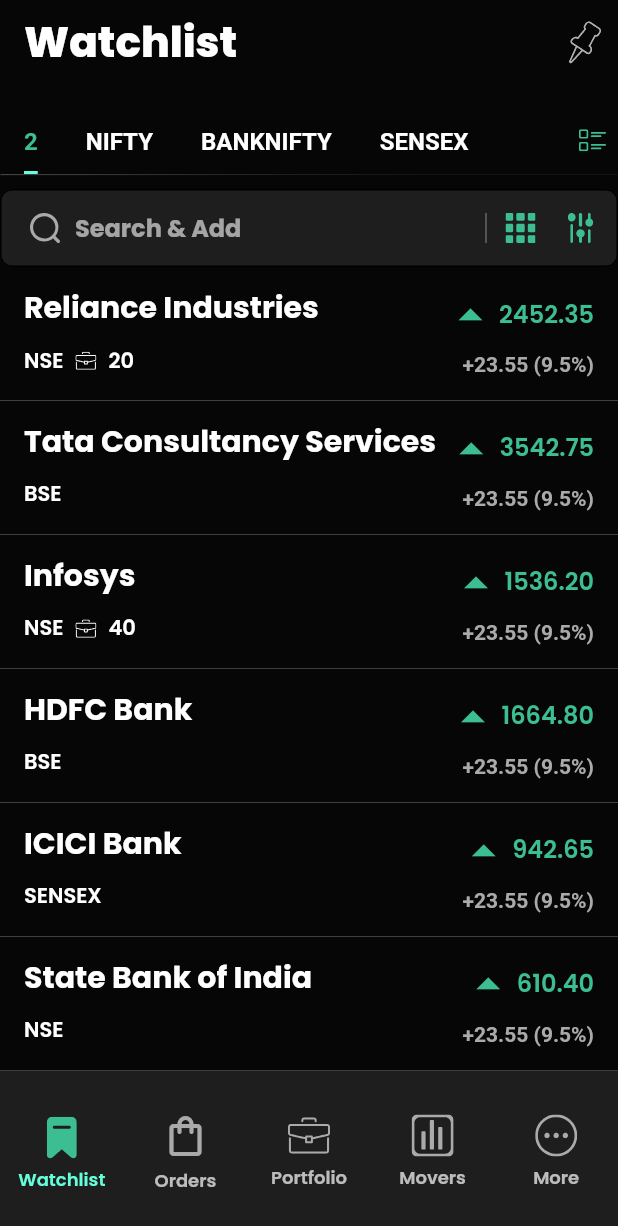
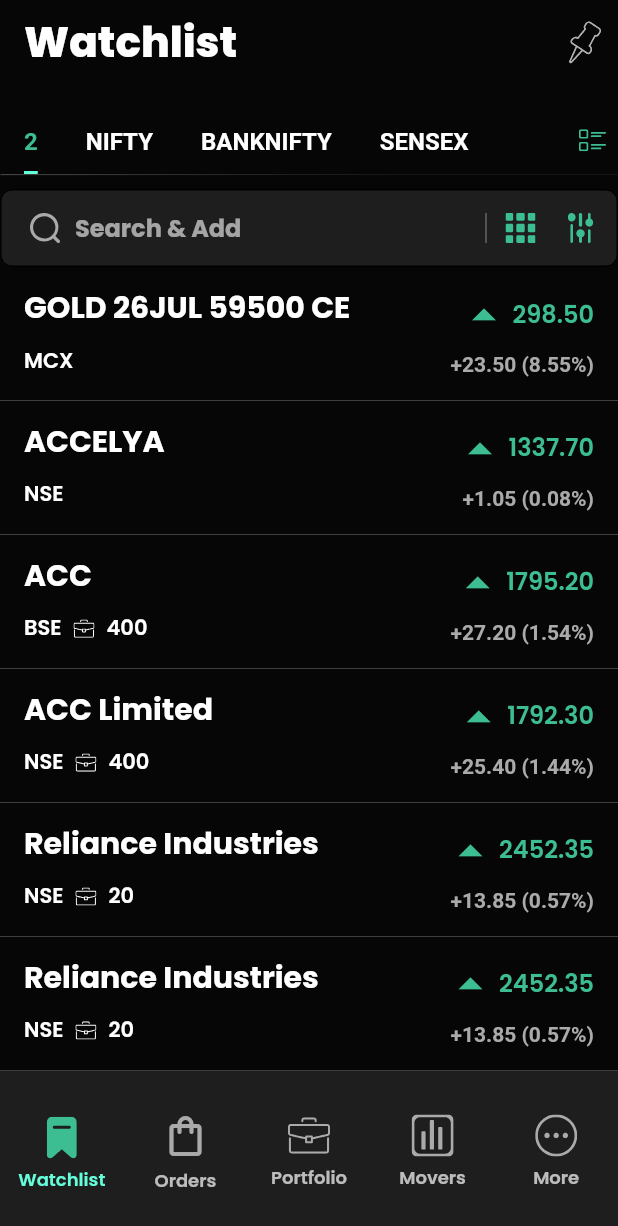
Before and after one commit to MuneerAhamed01/iouring_trading_app, a Flutter app: the screen it shows after launch, on a phone screen of 412 x 824 dp. Shown: the top 1226 px of the screen. Run offline on Flutter 3.47's test engine with Material 3 defaults, Android fonts, the phone set to English and light mode, and no system bars; our stand-ins replace flutter_bloc, flutter_svg, get_it, go_router, google_fonts.

Commit message:
feat: stock tile logic generated

```diff
--- a/lib/features/watchlists/data/data_sources/mock/mock_data.dart
+++ b/lib/features/watchlists/data/data_sources/mock/mock_data.dart
@@ -6,6 +6,46 @@ List<StockModel> mockStocks({
 }) {
   // Mock stock data
   final List<StockModel> stocks = [
+    StockModel(
+      id: 'GOLD26JUL59500CE',
+      name: 'GOLD 26JUL 59500 CE',
+      exchangeType: 'MCX',
+      currentPrice: 298.50,
+      previousTradeSessionPrice: 275.00, // Calculated from +23.50 change
+      shareHoldByUser: 0,
+    ),
+    StockModel(
+      id: 'ACCELYA',
+      name: 'ACCELYA',
+      exchangeType: 'NSE',
+      currentPrice: 1337.70,
+      previousTradeSessionPrice: 1336.65, // Calculated from +1.05 change
+      shareHoldByUser: 0,
+    ),
+    StockModel(
+      id: 'ACC',
+      name: 'ACC',
+      exchangeType: 'BSE',
+      currentPrice: 1795.20,
+      previousTradeSessionPrice: 1768.00, // Calculated from +27.20 change
+      shareHoldByUser: 400,
+    ),
+    StockModel(
+      id: 'ACC',
+      name: 'ACC Limited',
+      exchangeType: 'NSE',
+      currentPrice: 1792.30,
+      previousTradeSessionPrice: 1766.90, // Calculated from +25.40 change
+      shareHoldByUser: 400,
+    ),
+    StockModel(
+      id: 'RELIANCE',
+      name: 'Reliance Industries',
+      exchangeType: 'NSE',
+      currentPrice: 2452.35,
+      previousTradeSessionPrice: 2438.50,
+      shareHoldByUser: 20,
+    ),
     StockModel(
       id: 'RELIANCE',
       name: 'Reliance Industries',
--- a/lib/features/watchlists/presentation/pages/watchlist_screen.dart
+++ b/lib/features/watchlists/presentation/pages/watchlist_screen.dart
@@ -4,6 +4,7 @@ import 'package:flutter_svg/svg.dart';
 import 'package:iouring_trading_app/config/theme/colors.dart';
 import 'package:iouring_trading_app/core/utils/images.dart';
 import 'package:iouring_trading_app/dependency_injection.dart';
+import 'package:iouring_trading_app/features/watchlists/domain/entities/stock.dart';
 import 'package:iouring_trading_app/features/watchlists/presentation/bloc/watchlist_bloc/watch_lists_bloc.dart';
 import 'package:iouring_trading_app/features/watchlists/presentation/bloc/watchlist_search_bloc/watchlist_search_bloc.dart';
 import 'package:iouring_trading_app/features/watchlists/presentation/pages/watchlist_search.dart';
@@ -88,37 +89,28 @@ class _WatchListPageState extends State<WatchListPage>
                         return SingleChildScrollView(
                           child: Column(
                             children: [
-                              ListView.separated(
-                                physics: NeverScrollableScrollPhysics(),
-                                shrinkWrap: true,
-                                itemBuilder: (_, index) => StockTile(
-                                  stockName: watchLists[index].name,
-                                  stockExchange: watchLists[index].exchangeType,
-                                  currentPrice: watchLists[index].currentPrice,
-                                  lastPrice: watchLists[index]
-                                      .previousTradeSessionPrice,
-                                  holedStocks:
-                                      watchLists[index].shareHoldByUser,
+                              _buildStockList(watchLists),
+                              SizedBox(height: 20),
+                              _buildPerPageCount(),
+                              SizedBox(height: 20),
+                              _buildEditWatchlistButton()
+                            ],
                           ),
-                                separatorBuilder: (_, __) => Container(
-                                  margin: EdgeInsets.only(top: 4),
-                                  width: double.infinity,
-                                  height: 0.29,
-                                  color:
-                                      MyColors.iconGrey.withValues(alpha: 0.8),
-                                ),
-                                itemCount: watchLists.length,
-                              ),
-                              SizedBox(height: 20),
-                              Text(
-                                "4 / 50 Stocks",
-                                style: TextStyle(
-                                  color: Colors.white,
-                                  fontWeight: FontWeight.bold,
+                        );
+                      },
                     ),
                   ),
-                              SizedBox(height: 20),
-                              ElevatedButton.icon(
+                ),
+              ],
+            );
+          },
+        ),
+      ),
+    );
+  }
+
+  ElevatedButton _buildEditWatchlistButton() {
+    return ElevatedButton.icon(
       onPressed: () {},
       icon: SvgPicture.asset(
         kSvgsEdit,
@@ -136,19 +128,37 @@ class _WatchListPageState extends State<WatchListPage>
           fontWeight: FontWeight.bold,
         ),
       ),
-                              )
-                            ],
+    );
+  }
+
+  Text _buildPerPageCount() {
+    return Text(
+      "4 / 50 Stocks",
+      style: TextStyle(
+        color: Colors.white,
+        fontWeight: FontWeight.bold,
       ),
     );
-                      },
+  }
+
+  ListView _buildStockList(List<StockEntity> watchLists) {
+    return ListView.separated(
+      physics: NeverScrollableScrollPhysics(),
+      shrinkWrap: true,
+      itemBuilder: (_, index) => StockTile(
+        stockName: watchLists[index].name,
+        stockExchange: watchLists[index].exchangeType,
+        currentPrice: watchLists[index].currentPrice,
+        lastPrice: watchLists[index].previousTradeSessionPrice,
+        holedStocks: watchLists[index].shareHoldByUser,
       ),
+      separatorBuilder: (_, __) => Container(
+        margin: EdgeInsets.only(top: 4),
+        width: double.infinity,
+        height: 0.29,
+        color: MyColors.iconGrey.withValues(alpha: 0.8),
       ),
-                ),
-              ],
-            );
-          },
-        ),
-      ),
+      itemCount: watchLists.length,
     );
   }
 
--- a/lib/features/watchlists/presentation/widgets/stock_tile.dart
+++ b/lib/features/watchlists/presentation/widgets/stock_tile.dart
@@ -23,9 +23,16 @@ class StockTile extends StatelessWidget {
 
   final double lastPrice;
 
-  double get _percentage => 9.5;
+  String get _increasedBy {
+    double increase = currentPrice - lastPrice;
+    return increase.toStringAsFixed(2);
+  }
 
-  double get _increasedBy => 23.55;
+  String get _percentage {
+    double percentageChange = ((currentPrice - lastPrice) / lastPrice) * 100;
+
+    return percentageChange.toStringAsFixed(2);
+  }
 
   @override
   Widget build(BuildContext context) {
@@ -119,7 +126,7 @@ class StockTile extends StatelessWidget {
           ),
         ),
         const SizedBox(width: 8),
-        if (holedStocks != null) ...[
+        if (holedStocks != null && holedStocks != 0) ...[
           SvgPicture.asset(
             kSvgsInactivePortfolio,
             width: 14,
```
Also changed, not shown: lib/config/routes/routes.dart (+23 -4 lines). Lines whose indentation alone changed are shown as unchanged.
